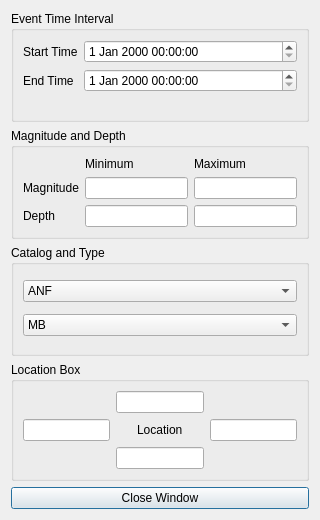
Before: the Qt Designer form pyweed/EventDialog.ui in iris-edu/pyweed, drawn with Qt 5.
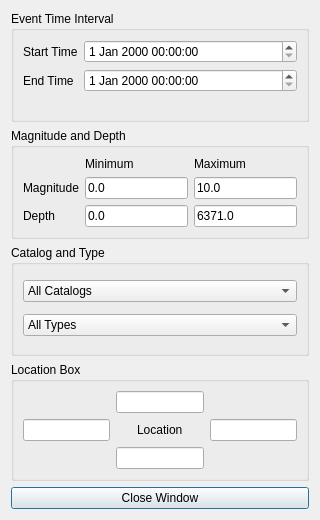
After: the same form once the commit is applied.

Commit message: added end to end functionality, changed events class slightly

What changed in the file:
```diff
--- a/pyweed/EventDialog.ui
+++ b/pyweed/EventDialog.ui
@@ -56,10 +56,18 @@
      </property>
      <layout class="QGridLayout" name="gridLayout">
       <item row="6" column="2">
-       <widget class="QLineEdit" name="maximumDepthLineEdit"/>
+       <widget class="QLineEdit" name="maximumDepthLineEdit">
+        <property name="text">
+         <string>6371.0</string>
+        </property>
+       </widget>
       </item>
       <item row="6" column="1">
-       <widget class="QLineEdit" name="minimumDepthLineEdit"/>
+       <widget class="QLineEdit" name="minimumDepthLineEdit">
+        <property name="text">
+         <string>0.0</string>
+        </property>
+       </widget>
       </item>
       <item row="6" column="0">
        <widget class="QLabel" name="depthBoxLabel">
@@ -69,10 +77,18 @@
        </widget>
       </item>
       <item row="2" column="2">
-       <widget class="QLineEdit" name="maximumMagnitudeLineEdit"/>
+       <widget class="QLineEdit" name="maximumMagnitudeLineEdit">
+        <property name="text">
+         <string>10.0</string>
+        </property>
+       </widget>
       </item>
       <item row="2" column="1">
-       <widget class="QLineEdit" name="minimumMagnitudLineEdit"/>
+       <widget class="QLineEdit" name="minimumMagnitudLineEdit">
+        <property name="text">
+         <string>0.0</string>
+        </property>
+       </widget>
       </item>
       <item row="2" column="0">
        <widget class="QLabel" name="magnitudeBoxLabel">
@@ -106,6 +122,11 @@
      <layout class="QGridLayout" name="gridLayout_2">
       <item row="1" column="0">
        <widget class="QComboBox" name="cataloComboBox">
+        <item>
+         <property name="text">
+          <string>All Catalogs</string>
+         </property>
+        </item>
         <item>
          <property name="text">
           <string>ANF</string>
@@ -130,6 +151,11 @@
       </item>
       <item row="2" column="0">
        <widget class="QComboBox" name="typeComboBox">
+        <item>
+         <property name="text">
+          <string>All Types</string>
+         </property>
+        </item>
         <item>
          <property name="text">
           <string>MB</string>
```
The commit also changes 3 other files.
